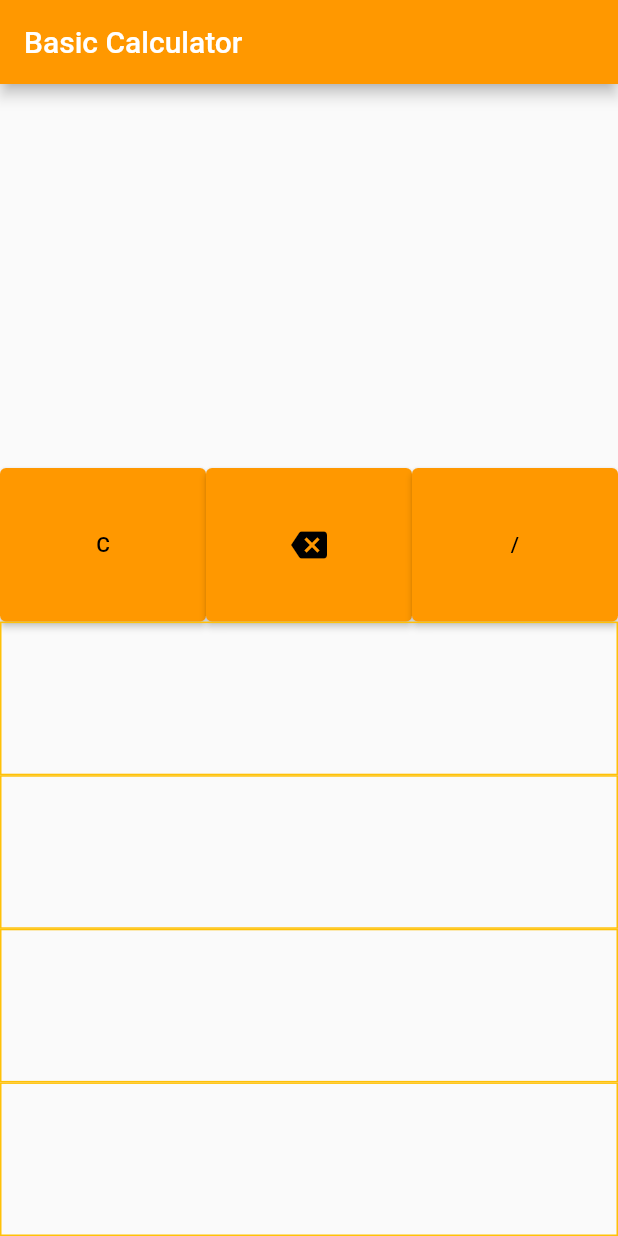
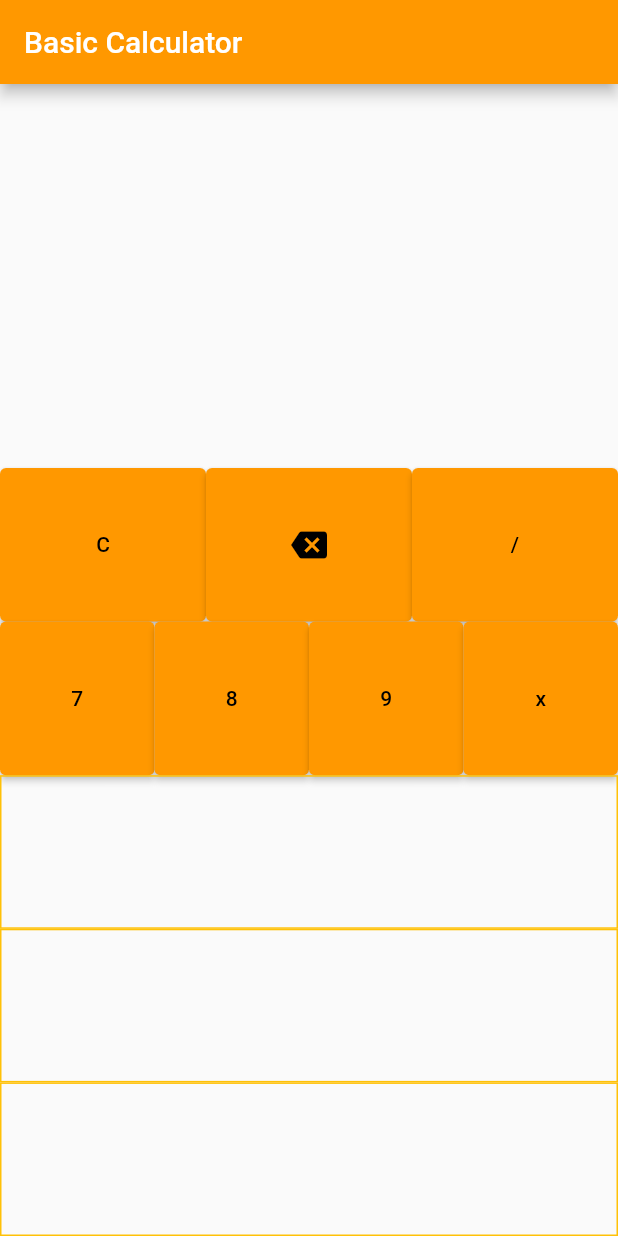
Before and after one commit to muhammadHaggy/calculator_2, a Flutter app: the screen it shows after launch, on a phone screen of 412 x 824 dp. Run offline on Flutter 3.47's test engine with Material 2 defaults, Android fonts, the phone set to English and light mode, and no system bars.

Commit message:
add button in second row with function

```diff
--- a/lib/main.dart
+++ b/lib/main.dart
@@ -41,6 +41,15 @@ class MyHomePage extends StatefulWidget {
 class _MyHomePageState extends State<MyHomePage> {
   final MaterialColor _primarySwatchColor = Colors.orange;
   final Color _titleAppBarColor = Colors.white;
+
+  Widget buttonBuilder(String text, Function() fun) {
+    return Expanded(
+      child: ElevatedButton(
+        child: Text(text),
+        onPressed: fun,
+      ),
+    );
+  }
 
   @override
   Widget build(BuildContext context) {
@@ -104,9 +113,15 @@ class _MyHomePageState extends State<MyHomePage> {
                     ),
                     Expanded(
                       child: Container(
-                        decoration: BoxDecoration(
-                            border: Border.all(color: Colors.amber)),
-                      ),
+                          child: Row(
+                        crossAxisAlignment: CrossAxisAlignment.stretch,
+                        children: [
+                          buttonBuilder('7', () => null),
+                          buttonBuilder('8', () => null),
+                          buttonBuilder('9', () => null),
+                          buttonBuilder('x', () => null),
+                        ],
+                      )),
                     ),
                     Expanded(
                       child: Container(
```
